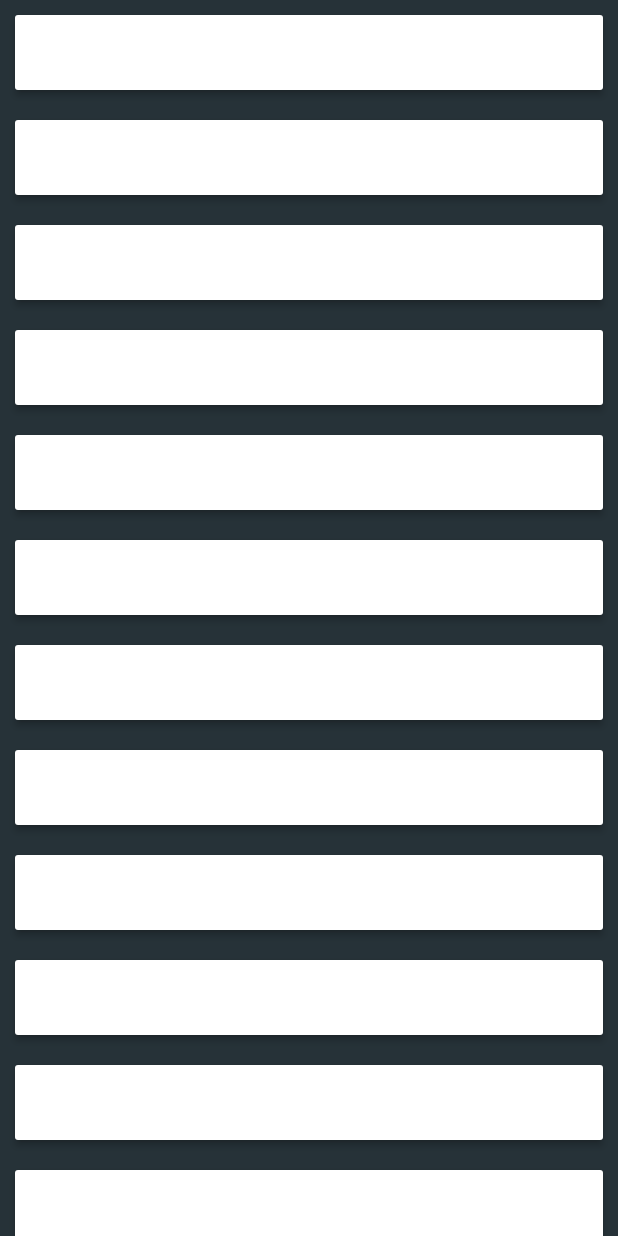
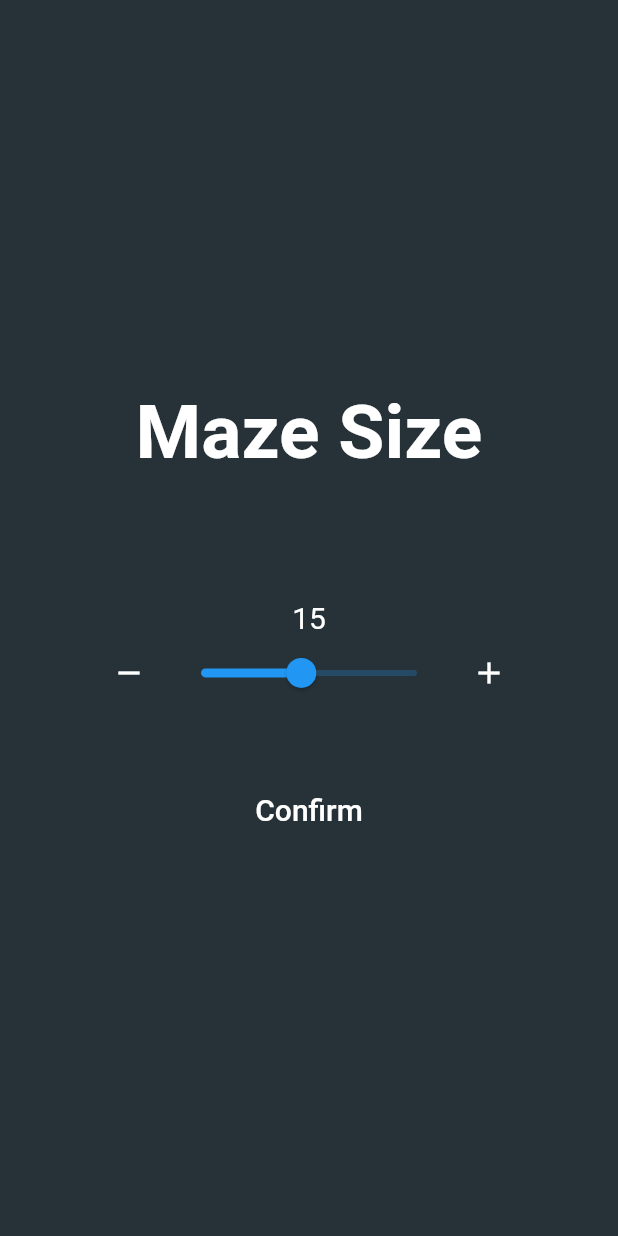
Before and after one commit to Oceankoh/amazes, a Flutter app: the screen it shows after launch, after a tap on "PLAY", on a phone screen of 412 x 824 dp. Run offline on Flutter 3.47's test engine with Material 2 defaults, Android fonts, the phone set to English and light mode, and no system bars; missing offline and left inert: animator.

Commit message:
Major change to maze specs. Got rid of long list of buttons in exchange for slider design. Much cleaner. Some themeing stuff also.

```diff
--- a/lib/PlayPath/MazeSpecs.dart
+++ b/lib/PlayPath/MazeSpecs.dart
@@ -1,13 +1,74 @@
 import 'package:flutter/material.dart';
+import 'package:a_maze_ment/Globals/device.dart' as dev;
 import 'package:a_maze_ment/PlayPath/Maze.dart';
 
-class Sizing extends StatelessWidget {
+int mazeSize = 15;
+int minimum = 2;
+int maximum = 30;
+
+class Sizing extends StatefulWidget {
+  @override
+  State<StatefulWidget> createState() => Size();
+}
+
+class Size extends State<Sizing> {
   @override
   Widget build(BuildContext context) {
     return Scaffold(
         backgroundColor: Theme.of(context).canvasColor,
-        body: ListView(
-          children: <Widget>[
+        body: Center(
+            child: Column(children: [
+          Container(
+            child: Text("Maze Size", style: Theme.of(context).textTheme.headline),
+          ),
+          Container(
+              child: Text(
+                '$mazeSize',
+                style: Theme.of(context).textTheme.caption,
+                textAlign: TextAlign.center,
+              ),
+              padding: EdgeInsets.only(top: dev.screenWidth * 0.2)),
+          Row(
+            children: [
+              MaterialButton(
+                  onPressed: () {
+                    setState(() {
+                      if (mazeSize > minimum) mazeSize--;
+                    });
+                  },
+                  child: Icon(Icons.remove),
+                  shape: CircleBorder(),
+                  minWidth: dev.screenWidth * 0.1),
+              Slider(
+                  value: mazeSize.toDouble(),
+                  onChanged: (double value) {
+                    setState(() {
+                      mazeSize = value.round();
+                    });
+                  },
+                  min: minimum.toDouble(),
+                  max: maximum.toDouble()),
+              MaterialButton(
+                  onPressed: () {
+                    setState(() {
+                      if (mazeSize < maximum) mazeSize++;
+                    });
+                  },
+                  child: Icon(Icons.add),
+                  shape: CircleBorder(),
+                  minWidth: dev.screenWidth * 0.1)
+            ],
+            mainAxisAlignment: MainAxisAlignment.center,
+          ),
+          Container(height: dev.screenWidth * 0.1),
+          MaterialButton(
+              onPressed: () {
+                Navigator.push(
+                    context, MaterialPageRoute(builder: (context) => GenerateMaze(side: mazeSize)));
+              },
+              child: Text('Confirm', style: Theme.of(context).textTheme.button))
+        ], mainAxisAlignment: MainAxisAlignment.center)));
+    /*ListView(children: <Widget>[
           Padding(
             padding: EdgeInsets.all(10),
             child: MaterialButton(
@@ -277,10 +338,7 @@ class Sizing extends StatelessWidget {
                   child: Text(
                     "20 X 20",
                     style: Theme.of(context).textTheme.button,
-                ),
-              ),
-            ),
-          ],
-        ));
+                  )))
+        ]));*/
   }
 }
--- a/lib/PreApp/Start.dart
+++ b/lib/PreApp/Start.dart
@@ -14,9 +14,11 @@ class BaseApp extends StatelessWidget {
             buttonColor: Color(0x00FFFFFF),
             accentColor: Color.fromRGBO(51, 51, 204, 1),
             canvasColor: Color(0xFF263238),
+            accentTextTheme: TextTheme(body2: TextStyle(color: Colors.black,fontWeight: FontWeight.bold)),
             textTheme: TextTheme(
                 headline: TextStyle(fontSize: 50, color: Colors.white,fontWeight: FontWeight.bold),
                 title: TextStyle(fontSize: 30, color: Colors.black),
+                caption: TextStyle(fontSize: 20, color: Colors.white),
                 body1: TextStyle(fontSize: 10, color: Colors.white),
                 body2: TextStyle(fontSize: 5, color: Colors.white),
                 button: TextStyle(fontSize: 20, color: Colors.white)),
```
Lines whose indentation alone changed are shown as unchanged.
